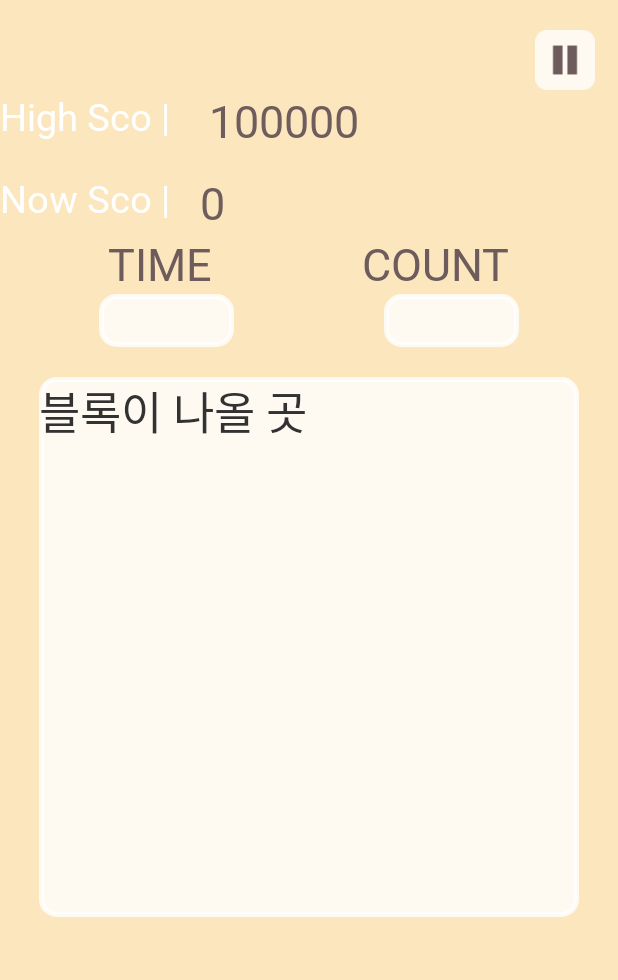
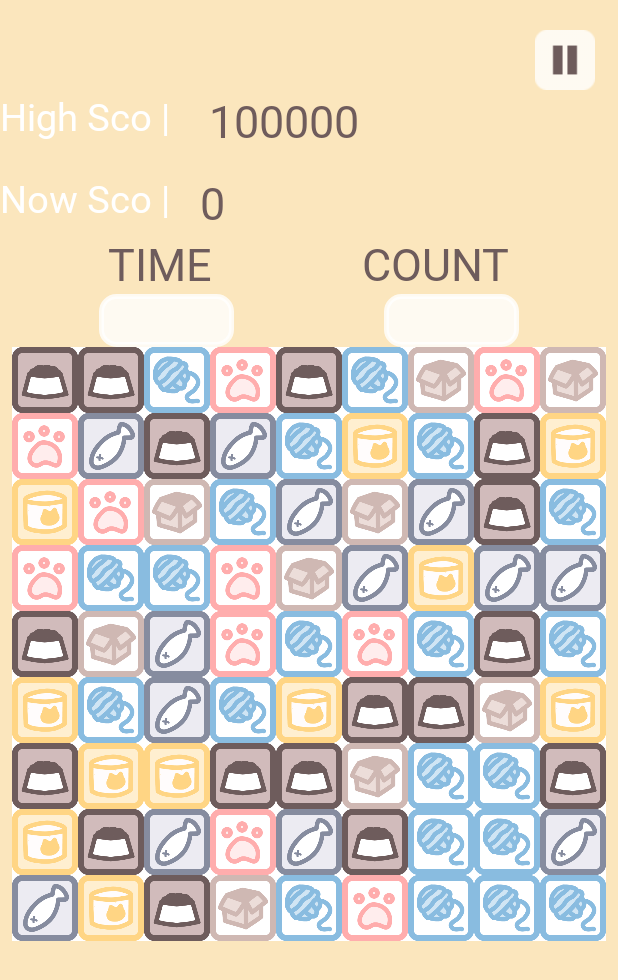
Before and after one commit to isdiscodead/nyang_crush, an Android app: the GameActivity screen opened directly, with no data from a screen before it, on a phone screen of 412 x 824 dp. Shown: the top 980 px of the screen. Run offline under Robolectric (Android 15) with nearby library versions, the light colour scheme and no system bars; our stand-ins replace data binding.

Commit message:
[김흥석] 수정 02/03 게임판 9x9 /  게임말 9x9배치

```diff
--- a/NyangCrush/app/src/main/java/com/pro/nyangcrush/GameActivity.java
+++ b/NyangCrush/app/src/main/java/com/pro/nyangcrush/GameActivity.java
@@ -1,7 +1,6 @@
 package com.pro.nyangcrush;
 
 import androidx.appcompat.app.AppCompatActivity;
-import androidx.constraintlayout.widget.ConstraintLayout;
 import androidx.databinding.DataBindingUtil;
 
 import android.app.Activity;
@@ -10,24 +9,15 @@ import android.graphics.Color;
 import android.graphics.drawable.ColorDrawable;
 import android.os.Bundle;
 import android.util.Log;
-import android.view.GestureDetector;
-import android.view.Gravity;
+
 import android.view.View;
 import android.view.ViewGroup;
 import android.view.ViewTreeObserver;
 import android.view.Window;
-import android.view.animation.AccelerateInterpolator;
-import android.view.animation.Animation;
-import android.view.animation.AnimationUtils;
-import android.view.animation.TranslateAnimation;
 import android.widget.Button;
-import android.widget.FrameLayout;
-import android.widget.TextView;
 
 import com.pro.nyangcrush.databinding.ActivityGameBinding;
-import com.pro.nyangcrush.databinding.ActivityMainBinding;
 
-import java.util.ArrayList;
 import java.util.Objects;
 
 public class GameActivity extends Activity {
@@ -38,28 +28,26 @@ public class GameActivity extends Activity {
     // 일시정지 다이얼로그 내부의 버튼들
     Button btn_replay, btn_stop, btn_back, btn_close ;
 
+    //게임 상태
+    private static final int GAME_PLAYING = 3;
 
-    //게임화면
-    TextView plate, hideDustBar;
-
-    FrameLayout layout;
     boolean dd = false;
 
-    //게임 판 사이즈 결정
     private int plateSize;
     private int division9; // plate를 9로 나눈 값
-    private DustImageView[][] dustArray;
-    private DustPosition[][] dustPositions;
+    private int gameStatus;
+    private NyangImageView[][] nyangArray;
+    private NyangPosition[][] nyangPositions;
+    private boolean touchStatus; //true면 터치가 가능한 상태임
+
+    //먼지 스왑시 필요한 두 먼지의 좌표
+    private int e1X;
+    private int e1Y;
+    private int e2X;
+    private int e2Y;
 
     //view의 변화감지 리스너
     private ViewTreeObserver.OnGlobalLayoutListener mGlobalLayoutListener;
-
-    //먼지 채우기 감지 콜백
-    private FillCompletedListener fillCompletedListener;
-
-    //제스처 감지
-    private GestureDetector detector;
-
 
     @Override
     protected void onCreate(Bundle savedInstanceState) {
@@ -67,12 +55,8 @@ public class GameActivity extends Activity {
         binding = DataBindingUtil.setContentView(this, R.layout.activity_game);
         binding.setActivity(this);
 
-        plate = findViewById(R.id.game_plate);
-        hideDustBar = findViewById(R.id.game_hide_dust_bar);
-        layout = findViewById(R.id.frame);
-
-        dustArray = new DustImageView[9][9]; //게임 말 9 x 9 배치
-        dustPositions = new DustPosition[9][9]; //게임말 이동
+        nyangArray = new NyangImageView[9][9]; //게임 판 9X9
+        nyangPositions = new NyangPosition[9][9]; //게임말 9X9배치
 
         /* pause 버튼 눌렀을 때 다이얼로그 생성 */
         binding.btnPause.setOnClickListener(new View.OnClickListener() {
@@ -97,92 +81,91 @@ public class GameActivity extends Activity {
                 btn_stop.setOnClickListener( dialClick );
                 btn_replay.setOnClickListener( dialClick );
                 btn_close.setOnClickListener( dialClick );
+            }
+        });//btnPause.setOnClickListener
+
+        /*//화면이 켜진상태유지
+        getWindow().setFlags(WindowManager.LayoutParams.FLAG_FULLSCREEN,
+                WindowManager.LayoutParams.FLAG_FULLSCREEN); //상단 틀 없애기*/
 
 
-            }
-        });
-
         //plate가 그려진 후 넓이와 높이를 구하기 위한 리스너
-        mGlobalLayoutListener = new ViewTreeObserver.OnGlobalLayoutListener() { //전체 뷰가 그려질 때
+        mGlobalLayoutListener = new ViewTreeObserver.OnGlobalLayoutListener() {
             @Override
             public void onGlobalLayout() {
                 //plate에 아이템을 9x9로 배치하기 위해 정확히 9로 나눠지는 수치를 계산
-                plateSize = (plate.getWidth() / 9) * 9; //plate.getWidth() : (1038 / 9) * 9 plateSize = 1035 사이즈값 지정
+                plateSize = ( binding.gamePlate.getWidth() / 9) * 9;
+                Log.i("my",""+plateSize);
+
                 //plate 넓이, 높이 설정
-                Log.i("dd", ""+plate.getWidth() );
-                ViewGroup.LayoutParams plateLayoutParams = plate.getLayoutParams(); //game_plate
-                plateLayoutParams.width = plateSize; //레이아웃 width값 속성 지정
+                //ViewGroup : View의 부모 , view는 textview, editview, button, imageview등
+                //자식객체밖에 못건듬
+                ViewGroup.LayoutParams plateLayoutParams =  binding.gamePlate.getLayoutParams(); //game_plate
+                plateLayoutParams.width = plateSize; //레이아웃 wid어th값 속성 지정
                 plateLayoutParams.height = plateSize; //레이아웃 height값 속성 지정
-                plate.setLayoutParams(plateLayoutParams); //레이아웃속성 변경
+                binding.gamePlate.setLayoutParams(plateLayoutParams); //레이아웃속성 변경 / 원래는 리니어
 
                 //hideBar넓이, 높이 설정                      //레이아웃 속성객체 얻어옴
-                ViewGroup.LayoutParams hideBarLayoutParams = hideDustBar.getLayoutParams(); //game_hide_dust_bar
-                hideBarLayoutParams.width = plateSize; //plateSize = 1035
-                hideBarLayoutParams.height = plateSize / 9; //plateSzie 1035 / 9 = 115
-                hideDustBar.setLayoutParams(hideBarLayoutParams);
-
+                ViewGroup.LayoutParams hideBarLayoutParams = binding.gameHideDustBar.getLayoutParams(); //game_hide_dust_bar
+                hideBarLayoutParams.width = plateSize;
+                hideBarLayoutParams.height = plateSize / 9;
+                binding.gameHideDustBar.setLayoutParams(hideBarLayoutParams);
 
                 //판의 크기를 설정한 후
-                plate.post(new Runnable() {
+                binding.gamePlate.post(new Runnable() {
                     @Override
                     public void run() {
-
                         do {
                             //겹치는게 없을 때까지 판을 셋팅
-                            setDustArray(); //먼지채워넣기
+                            setNyangArray();
                         } while (dd);
-
+                        //basicSetting();
                     }
                 });
 
                 //리스너 지우기
-                removeOnGlobalLayoutListener(plate.getViewTreeObserver(), mGlobalLayoutListener);
+                removeOnGlobalLayoutListener( binding.gamePlate.getViewTreeObserver(), mGlobalLayoutListener);
             }
+        };//mGlobalLayoutListener
 
-        };
         //plate 넓이 구하기 위한 리스너 등록
-        plate.getViewTreeObserver().addOnGlobalLayoutListener(mGlobalLayoutListener);//plate판 217 지정 리스너등록
-
-
-    }//onCreate()
-
+        binding.gamePlate.getViewTreeObserver().addOnGlobalLayoutListener(mGlobalLayoutListener);
+    }//onCreate
 
     /**
      * plate에 먼지를 채워넣음
      */
-    private void setDustArray() {
-        division9 = plateSize/9; //plateSize 1035 / 9  = division9=115
-
-        for(int q = 0 ; q < dustArray.length ; q++) {
-            for(int w = 0 ; w < dustArray[q].length ; w++) {
-                if(dustArray[q][w] == null) {
+    private void setNyangArray(){
+        division9 = plateSize/9;
+        for(int q = 0 ; q < nyangArray.length ; q++) {
+            for(int w = 0 ; w < nyangArray[q].length ; w++) {
+                if(nyangArray[q][w] == null) {
                     //먼지 포지션만을 저장하는 배열
-                    dustPositions[q][w] = new DustPosition((int)plate.getX() + (division9 * w), (int)plate.getY() + (division9 * q));
-
+                    nyangPositions[q][w] = new NyangPosition((int)binding.gamePlate.getX() + (division9 * w),
+                            (int)binding.gamePlate.getY() + (division9 * q));
+                    //x
                     //실제 먼지가 저장되는 배열 배열판에 게임말이미지 등록
-                    dustArray[q][w] = new DustImageView(GameActivity.this
-                            , (int)plate.getX() + (division9 * w)
-                            , (int)plate.getY() + (division9 * q)
+                    nyangArray[q][w] = new NyangImageView(GameActivity.this
+                            , (int)binding.gamePlate.getX() + (division9 * w)
+                            , (int)binding.gamePlate.getY() + (division9 * q)
                             , division9
                             , division9
                             , (int)(Math.random() * 6) + 1);
-                    layout.addView(dustArray[q][w]);
-                    Log.i("##### x", ""+dustArray[q][w].getX());
-                    Log.i("##### ax", ""+dustArray[q][w].getAbsoluteX());
+
+                    binding.layout.addView(nyangArray[q][w]);
                 }
             }
         }
-    }
+    }//setDustArray
+
+
 
     //리스너 삭제 메소드
     private void removeOnGlobalLayoutListener(ViewTreeObserver observer, ViewTreeObserver.OnGlobalLayoutListener listener) {
         if(observer == null) return ;
+
         observer.removeOnGlobalLayoutListener(listener);
-    }
-
-
-
-
+    }//removeOnGlobalLayoutListener
 
 
     // 다이어그램 온클릭 리스너
--- a/NyangCrush/app/src/main/res/layout/activity_game.xml
+++ b/NyangCrush/app/src/main/res/layout/activity_game.xml
@@ -128,16 +128,26 @@
 
 
         <!-- 게임 판 -->
-        <TextView
-            android:fontFamily="@font/black_han_sans"
-            android:layout_width="360dp"
-            android:layout_height="450dp"
-            android:text="블록이 나올 곳"
-            android:textSize="30dp"
-            android:background="@drawable/rounded"
-            android:layout_gravity="center"
-            android:layout_marginTop="20dp"
-            android:id="@+id/game_plate"/>
+        <FrameLayout android:layout_height="wrap_content"
+            android:layout_width="match_parent"
+            android:id="@+id/layout">
+
+            <TextView
+                android:id="@+id/game_hide_dust_bar"
+                android:layout_width="0dp"
+                android:layout_height="40dp"
+                android:layout_marginEnd="8dp"
+                android:layout_marginStart="8dp"
+                android:background="#000000"/>
+
+            <TextView
+                android:id="@+id/game_plate"
+                android:layout_width="match_parent"
+                android:layout_height="wrap_content"
+                android:layout_marginEnd="8dp"
+                android:layout_marginStart="8dp"
+                android:background="#fff"/>
+        </FrameLayout>
 
     </LinearLayout>
 
```
Lines whose indentation alone changed are shown as unchanged.
